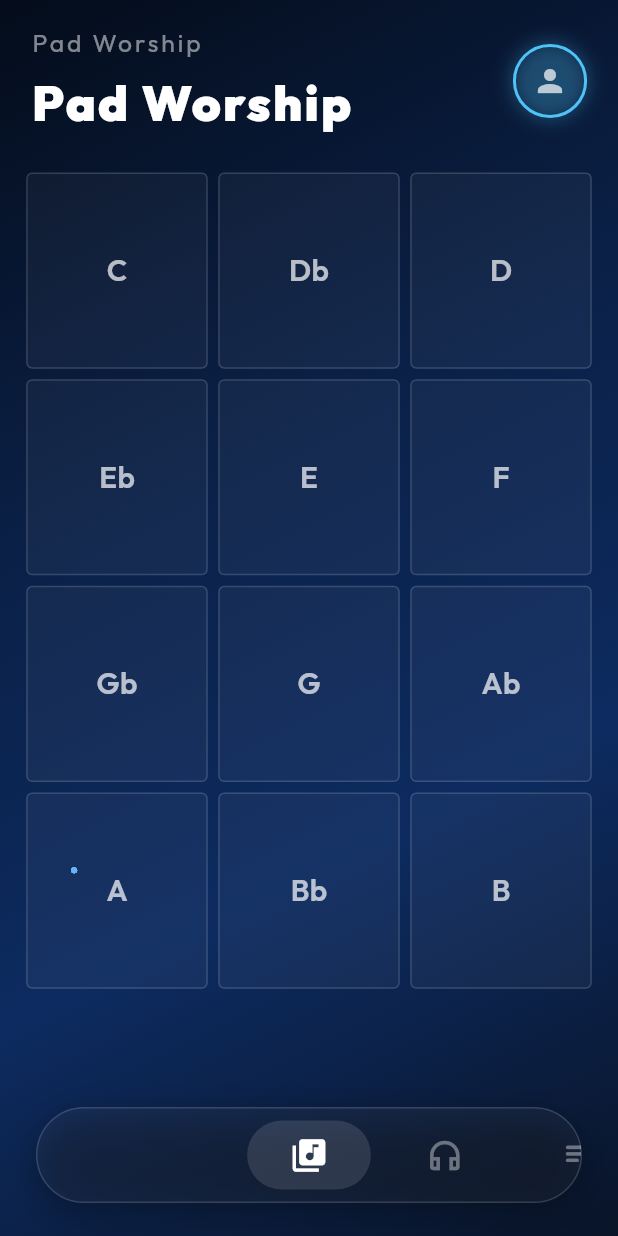
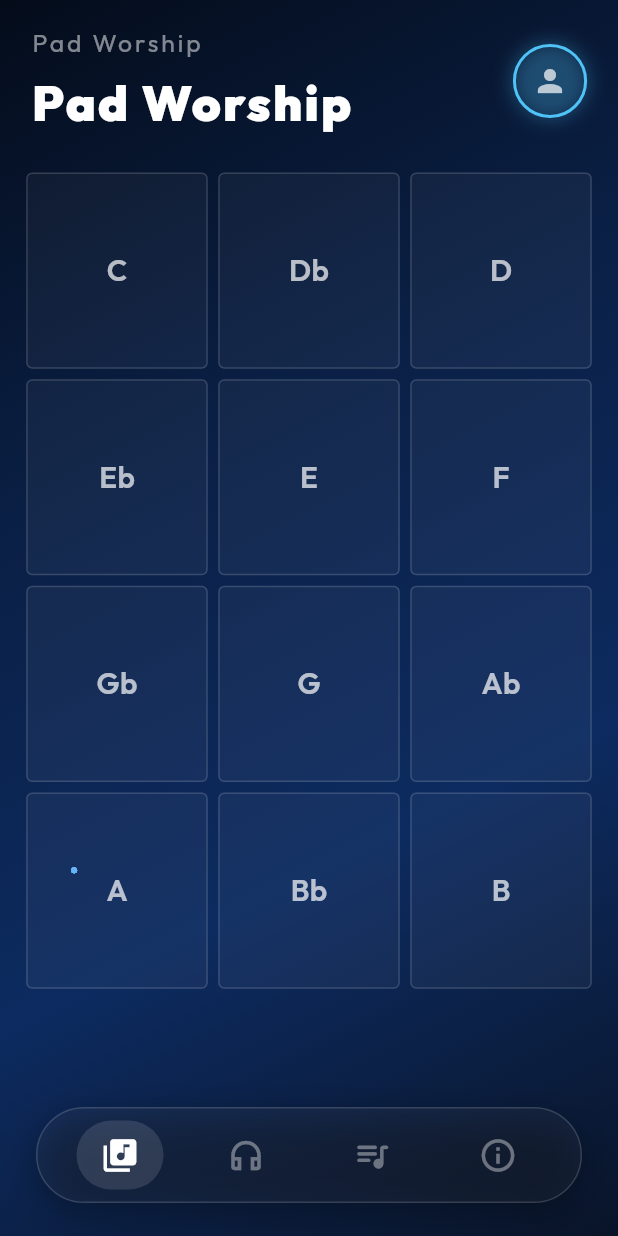
Before and after one commit to Joke0117/joke_app_whorshpi_movil, a Flutter app: the HomePage screen opened directly, on a phone screen of 412 x 824 dp. Run offline on Flutter 3.47's test engine with Material 3 defaults, Android fonts, the phone set to English and light mode, and no system bars; our stand-ins replace audio_service, font_awesome_flutter, google_fonts, image_picker, just_audio, permission_handler and 3 more; missing offline and left inert: audio_session; accounts and stored records are empty; statements that could not run were skipped.

Commit message:
fix: restaurar iconos fijos en el menu inferior y hacer las paginas deslizables

```diff
--- a/lib/pages/home_page.dart
+++ b/lib/pages/home_page.dart
@@ -32,6 +32,7 @@ class _HomePageState extends State<HomePage> with SingleTickerProviderStateMixin
 
   late AnimationController _controller;
   late Animation<double> _animation;
+  late PageController _pageController;
 
   List<String> get notes {
     return currentTab == 'mayores'
@@ -48,6 +49,7 @@ class _HomePageState extends State<HomePage> with SingleTickerProviderStateMixin
     _animation = Tween<double>(begin: 0.7, end: 1.0).animate(
       CurvedAnimation(parent: _controller, curve: Curves.easeInOut),
     );
+    _pageController = PageController(initialPage: _getTabIndex());
     _loadUser();
   }
 
@@ -87,6 +89,7 @@ class _HomePageState extends State<HomePage> with SingleTickerProviderStateMixin
 
   @override
   void dispose() {
+    _pageController.dispose();
     _controller.dispose();
     super.dispose();
   }
@@ -208,60 +211,31 @@ class _HomePageState extends State<HomePage> with SingleTickerProviderStateMixin
                 // ── Mini player flotante ───────────────────────────────────
                 const MiniPlayer(),
 
-                // ── Contenido principal ────────────────────────────────────
-                if (isDeveloper)
-                  const Expanded(child: DeveloperInfo())
-                else if (isSetlist)
+                // ── Contenido principal (Deslizable) ────────────────────────
                 Expanded(
-                    child: SetlistPage(
-                      onActivatePad: _activatePadFromSetlist,
-                    ),
-                  )
-                else
-                  Expanded(
-                    child: LayoutBuilder(
-                      builder: (context, constraints) {
-                        final crossAxisCount = constraints.maxWidth < 400 ? 2 : 3;
-                        final rowCount = (notes.length / crossAxisCount).ceil();
-                        final availH = constraints.maxHeight;
-                        const spacing = 5.0;
-                        const padV = 6.0;
-
-                        final cellH = (availH - spacing * (rowCount - 1) - 2 * padV) / rowCount;
-                        final cellW = constraints.maxWidth / crossAxisCount;
-                        double aspectRatio = cellW / cellH;
-
-                        return Padding(
-                          padding: const EdgeInsets.symmetric(vertical: padV),
-                          child: GridView.count(
-                            physics: const NeverScrollableScrollPhysics(),
-                            padding: EdgeInsets.symmetric(
-                                horizontal: screenW * 0.04),
-                            crossAxisCount: crossAxisCount,
-                            crossAxisSpacing: spacing,
-                            mainAxisSpacing: spacing,
-                            childAspectRatio: aspectRatio,
-                            children: notes.map((note) {
-                              return PadButton(
-                                key: ValueKey('${currentTab}_$note'),
-                                note: note,
-                                currentNote: currentNote,
-                                onNoteChanged: (newNote) {
+                  child: PageView(
+                    controller: _pageController,
+                    physics: const BouncingScrollPhysics(),
+                    onPageChanged: (index) {
                       setState(() {
-                                    if (currentNote != newNote) {
-                                      currentNote = newNote;
-                                      currentNoteTitle = newNote.isEmpty
-                                          ? 'Pad Worship'
-                                          : newNote.replaceAll('sharp', '#');
-                                      isPlaying = newNote.isNotEmpty;
+                        currentTab = _getTabFromIndex(index);
+                        if (currentNote.isEmpty) {
+                          currentNoteTitle = 'Pad Worship';
                         }
                       });
                     },
-                              );
-                            }).toList(),
+                    children: [
+                      // Pagina 0: Mayores
+                      _buildPadsGrid(mq, 'mayores'),
+                      // Pagina 1: Menores
+                      _buildPadsGrid(mq, 'menores'),
+                      // Pagina 2: Setlist
+                      SetlistPage(
+                        onActivatePad: _activatePadFromSetlist,
                       ),
-                        );
-                      },
+                      // Pagina 3: Developer
+                      const DeveloperInfo(),
+                    ],
                   ),
                 ),
 
@@ -275,6 +249,11 @@ class _HomePageState extends State<HomePage> with SingleTickerProviderStateMixin
                         currentNoteTitle = 'Pad Worship';
                       }
                     });
+                    _pageController.animateToPage(
+                      index,
+                      duration: const Duration(milliseconds: 300),
+                      curve: Curves.easeOutCubic,
+                    );
                   },
                 ),
               ],
@@ -337,4 +316,55 @@ class _HomePageState extends State<HomePage> with SingleTickerProviderStateMixin
         return 'mayores';
     }
   }
+
+  Widget _buildPadsGrid(MediaQueryData mq, String tab) {
+    final isMinor = tab == 'menores';
+    final tabNotes = isMinor
+      ? ['Cm', 'Csharpm', 'Dm', 'Dsharpm', 'Em', 'Fm', 'Fsharpm', 'Gm', 'Gsharpm', 'Am', 'Asharpm', 'Bm']
+      : ['C', 'Csharp', 'D', 'Dsharp', 'E', 'F', 'Fsharp', 'G', 'Gsharp', 'A', 'Asharp', 'B'];
+
+    return LayoutBuilder(
+      builder: (context, constraints) {
+        final crossAxisCount = constraints.maxWidth < 400 ? 2 : 3;
+        final rowCount = (tabNotes.length / crossAxisCount).ceil();
+        final availH = constraints.maxHeight;
+        const spacing = 5.0;
+        const padV = 6.0;
+
+        final cellH = (availH - spacing * (rowCount - 1) - 2 * padV) / rowCount;
+        final cellW = constraints.maxWidth / crossAxisCount;
+        double aspectRatio = cellW / cellH;
+
+        return Padding(
+          padding: const EdgeInsets.symmetric(vertical: padV),
+          child: GridView.count(
+            physics: const NeverScrollableScrollPhysics(),
+            padding: EdgeInsets.symmetric(horizontal: mq.size.width * 0.04),
+            crossAxisCount: crossAxisCount,
+            crossAxisSpacing: spacing,
+            mainAxisSpacing: spacing,
+            childAspectRatio: aspectRatio,
+            children: tabNotes.map((note) {
+              return PadButton(
+                key: ValueKey('${tab}_$note'),
+                note: note,
+                currentNote: currentNote,
+                onNoteChanged: (newNote) {
+                  setState(() {
+                    if (currentNote != newNote) {
+                      currentNote = newNote;
+                      currentNoteTitle = newNote.isEmpty
+                          ? 'Pad Worship'
+                          : newNote.replaceAll('sharp', '#');
+                      isPlaying = newNote.isNotEmpty;
                     }
+                  });
+                },
+              );
+            }).toList(),
+          ),
+        );
+      },
+    );
+  }
+}
--- a/lib/widgets/footer_tabs.dart
+++ b/lib/widgets/footer_tabs.dart
@@ -1,6 +1,6 @@
 import 'package:flutter/material.dart';
 
-class FooterTabs extends StatefulWidget {
+class FooterTabs extends StatelessWidget {
   final int selectedIndex;
   final Function(int) onTabSelected;
 
@@ -9,40 +9,6 @@ class FooterTabs extends StatefulWidget {
     required this.selectedIndex,
     required this.onTabSelected,
   });
-
-  @override
-  State<FooterTabs> createState() => _FooterTabsState();
-}
-
-class _FooterTabsState extends State<FooterTabs> {
-  late PageController _pageController;
-
-  @override
-  void initState() {
-    super.initState();
-    _pageController = PageController(
-      initialPage: widget.selectedIndex,
-      viewportFraction: 0.25, // cada tab ocupa 25% del ancho
-    );
-  }
-
-  @override
-  void didUpdateWidget(covariant FooterTabs oldWidget) {
-    super.didUpdateWidget(oldWidget);
-    if (oldWidget.selectedIndex != widget.selectedIndex) {
-      _pageController.animateToPage(
-        widget.selectedIndex,
-        duration: const Duration(milliseconds: 250),
-        curve: Curves.easeOutCubic,
-      );
-    }
-  }
-
-  @override
-  void dispose() {
-    _pageController.dispose();
-    super.dispose();
-  }
 
   static const _tabs = [
     (Icons.library_music, Icons.library_music_outlined),
@@ -82,29 +48,20 @@ class _FooterTabsState extends State<FooterTabs> {
             ),
           ],
         ),
-        // PageView para deslizamiento horizontal + clic
-        child: PageView.builder(
-          controller: _pageController,
-          itemCount: _tabs.length,
-          physics: const BouncingScrollPhysics(),
-          onPageChanged: (index) => widget.onTabSelected(index),
-          itemBuilder: (context, index) {
+        // Fila fija de iconos
+        child: Row(
+          mainAxisAlignment: MainAxisAlignment.spaceEvenly,
+          children: List.generate(_tabs.length, (index) {
             final (iconSelected, iconUnselected) = _tabs[index];
-            final bool isSelected = widget.selectedIndex == index;
+            final bool isSelected = selectedIndex == index;
             return GestureDetector(
               behavior: HitTestBehavior.opaque,
-              onTap: () {
-                widget.onTabSelected(index);
-                _pageController.animateToPage(
-                  index,
-                  duration: const Duration(milliseconds: 250),
-                  curve: Curves.easeOutCubic,
-                );
-              },
+              onTap: () => onTabSelected(index),
               child: AnimatedContainer(
                 duration: const Duration(milliseconds: 200),
                 curve: Curves.easeOutCubic,
-                margin: const EdgeInsets.symmetric(horizontal: 4, vertical: 8),
+                padding: const EdgeInsets.symmetric(horizontal: 16, vertical: 8),
+                margin: const EdgeInsets.symmetric(vertical: 8),
                 decoration: BoxDecoration(
                   color: isSelected
                       ? Colors.white.withOpacity(0.12)
@@ -120,7 +77,7 @@ class _FooterTabsState extends State<FooterTabs> {
                 ),
               ),
             );
-          },
+          }),
         ),
       ),
     );
```
Lines whose indentation alone changed are shown as unchanged.
